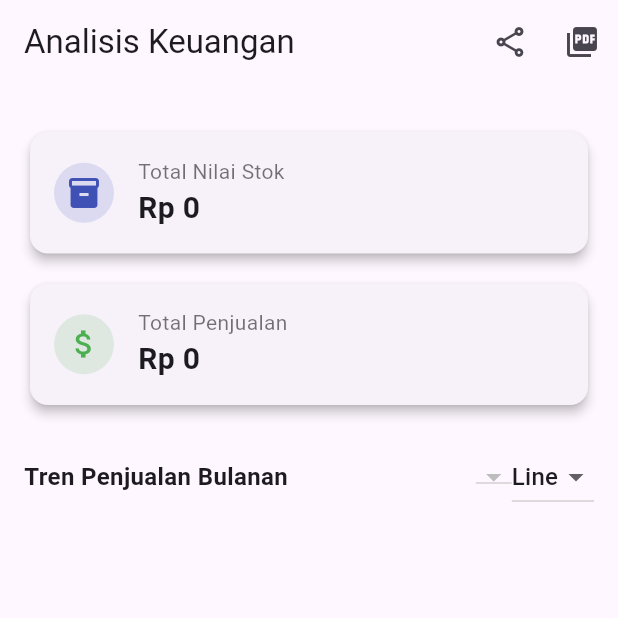
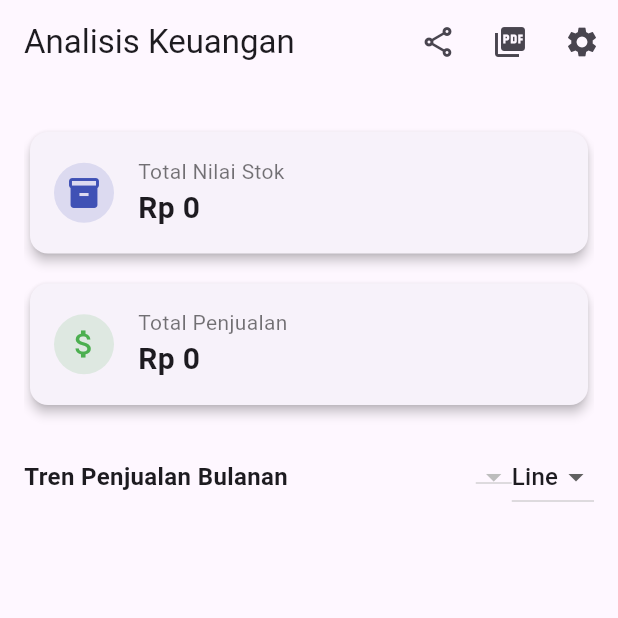
Before and after one commit to JustNap/Capstone_Kelompok4, a Flutter app: the screen it shows once a user with an empty profile is signed in, on a phone screen of 412 x 824 dp, the top half of it. Run offline on Flutter 3.47's test engine with Material 3 defaults, Android fonts, the phone set to English and light mode, and no system bars; drawn by our look-alikes of fl_chart; our stand-ins replace cloud_firestore, firebase_auth, firebase_core, google_fonts, pdf, printing and 1 more; accounts and stored records are empty.

Commit message:
revisi analisis page dan total harga pada stock

```diff
--- a/apk_pembukuan/lib/analisis/analisis_page.dart
+++ b/apk_pembukuan/lib/analisis/analisis_page.dart
@@ -1,3 +1,4 @@
+import 'package:apk_pembukuan/Setting/setting.dart';
 import 'package:apk_pembukuan/services/auth/auth_service.dart';
 import 'package:apk_pembukuan/services/database/database_service.dart';
 import 'package:fl_chart/fl_chart.dart';
@@ -153,16 +154,30 @@ class _AnalisisPageState extends State<AnalisisPage> {
         title: const Text("Analisis Keuangan"),
         actions: [
           IconButton(
-              onPressed: _exportData, icon: const Icon(Icons.share_outlined)),
+              onPressed: _exportData,
+              tooltip: 'Share',
+              icon: const Icon(Icons.share_outlined)),
           IconButton(
               onPressed: _saveChartAsPDF,
-              icon: const Icon(Icons.picture_as_pdf))
+              tooltip: 'Save PDF',
+              icon: const Icon(Icons.picture_as_pdf)),
+          IconButton(
+            icon: const Icon(Icons.settings),
+            onPressed: () {
+              Navigator.push(
+                context,
+                MaterialPageRoute(builder: (_) => const SettingPage()),
+              );
+            },
+            tooltip: 'Pengaturan',
+          ),
         ],
       ),
       body: isLoading
           ? const Center(child: CircularProgressIndicator())
-          : ListView(
+          : Padding(
               padding: const EdgeInsets.all(16),
+              child: ListView(
                 children: [
                   const SizedBox(height: 12),
                   _buildSummaryCard(
@@ -197,8 +212,8 @@ class _AnalisisPageState extends State<AnalisisPage> {
                           _loadData();
                         },
                         items: availableYears
-                          .map(
-                              (e) => DropdownMenuItem(value: e, child: Text(e)))
+                            .map((e) =>
+                                DropdownMenuItem(value: e, child: Text(e)))
                             .toList(),
                       ),
                       DropdownButton<String>(
@@ -209,8 +224,8 @@ class _AnalisisPageState extends State<AnalisisPage> {
                           });
                         },
                         items: ['Line', 'Bar']
-                          .map(
-                              (e) => DropdownMenuItem(value: e, child: Text(e)))
+                            .map((e) =>
+                                DropdownMenuItem(value: e, child: Text(e)))
                             .toList(),
                       ),
                     ],
@@ -221,8 +236,9 @@ class _AnalisisPageState extends State<AnalisisPage> {
                     child: SingleChildScrollView(
                       scrollDirection: Axis.horizontal,
                       child: SizedBox(
-                      width:
-                          (monthlySales.length * 80).toDouble().clamp(300, 600),
+                        width: (monthlySales.length * 80)
+                            .toDouble()
+                            .clamp(300, 600),
                         child: selectedChart == 'Line'
                             ? LineChart(LineChartData(
                                 titlesData: FlTitlesData(
@@ -241,16 +257,19 @@ class _AnalisisPageState extends State<AnalisisPage> {
                                           child: Text(
                                             DateFormat('MMM')
                                                 .format(sortedKeys[index]),
-                                          style: const TextStyle(fontSize: 10),
+                                            style:
+                                                const TextStyle(fontSize: 10),
                                           ),
                                         );
                                       },
                                     ),
                                   ),
                                   topTitles: AxisTitles(
-                                    sideTitles: SideTitles(showTitles: false)),
+                                      sideTitles:
+                                          SideTitles(showTitles: false)),
                                   rightTitles: AxisTitles(
-                                    sideTitles: SideTitles(showTitles: false)),
+                                      sideTitles:
+                                          SideTitles(showTitles: false)),
                                 ),
                                 lineBarsData: [
                                   LineChartBarData(
@@ -297,9 +316,11 @@ class _AnalisisPageState extends State<AnalisisPage> {
                                     ),
                                   ),
                                   topTitles: AxisTitles(
-                                    sideTitles: SideTitles(showTitles: false)),
+                                      sideTitles:
+                                          SideTitles(showTitles: false)),
                                   rightTitles: AxisTitles(
-                                    sideTitles: SideTitles(showTitles: false)),
+                                      sideTitles:
+                                          SideTitles(showTitles: false)),
                                 ),
                                 borderData: FlBorderData(show: false),
                               )),
@@ -345,6 +366,7 @@ class _AnalisisPageState extends State<AnalisisPage> {
                   )
                 ],
               ),
+            ),
     );
   }
 
```
Also changed, not shown: apk_pembukuan/lib/services/database/database_service.dart (+9 -3 lines). Lines whose indentation alone changed are shown as unchanged.
